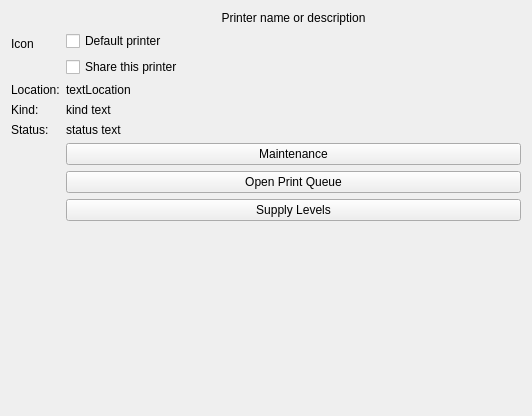
Above: printer-manager-kcm/PrinterDescription.ui from KDE/print-manager before the change. Below: the same form after it.
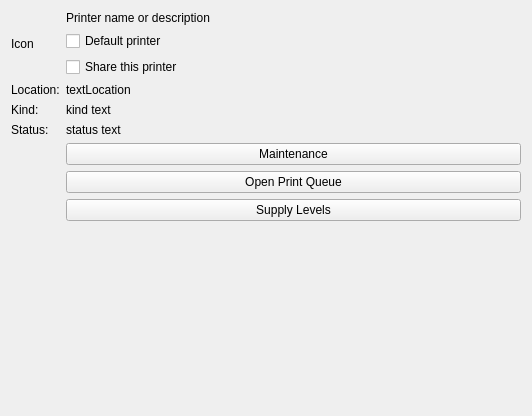
That is the form after the change. Custom widgets are drawn as their Qt base class.

Commit message: Some Krazy fixes and change the description ui label to expanding too.

What changed in the file:
```diff
--- a/printer-manager-kcm/PrinterDescription.ui
+++ b/printer-manager-kcm/PrinterDescription.ui
@@ -31,13 +31,10 @@
      </item>
      <item row="0" column="1">
       <layout class="QVBoxLayout" name="verticalLayout_2">
-       <property name="sizeConstraint">
-        <enum>QLayout::SetFixedSize</enum>
-       </property>
        <item>
         <widget class="QLabel" name="printerNameL">
          <property name="sizePolicy">
-          <sizepolicy hsizetype="Preferred" vsizetype="Preferred">
+          <sizepolicy hsizetype="Expanding" vsizetype="Preferred">
            <horstretch>0</horstretch>
            <verstretch>0</verstretch>
           </sizepolicy>
@@ -46,7 +43,10 @@
           <string notr="true">Printer name or description</string>
          </property>
          <property name="alignment">
-          <set>Qt::AlignCenter</set>
+          <set>Qt::AlignLeading|Qt::AlignLeft|Qt::AlignVCenter</set>
+         </property>
+         <property name="wordWrap">
+          <bool>true</bool>
          </property>
         </widget>
        </item>
```
The commit also changes 8 other files.
